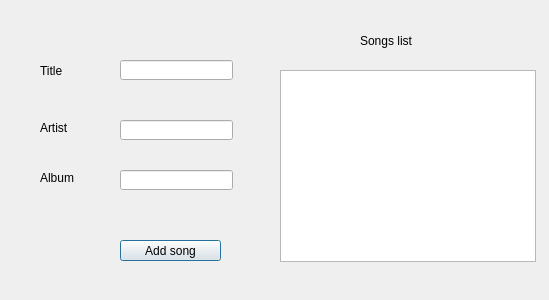
Qt form Music-Manager/songpage.ui (david-boules/Music-Playlist-Manager) before a commit.
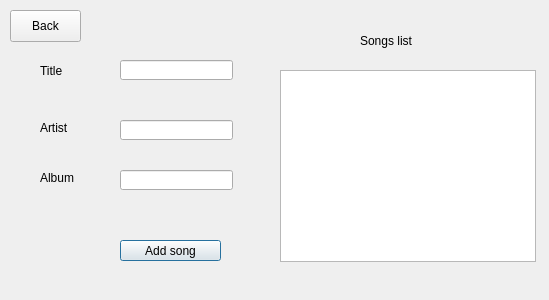
The same form after that commit.

Commit message: Added 'back' button for clean window management

The edit to the form file:
```diff
--- a/Music-Manager/songpage.ui
+++ b/Music-Manager/songpage.ui
@@ -118,6 +118,19 @@
     </rect>
    </property>
   </widget>
+  <widget class="QPushButton" name="pushButton_back">
+   <property name="geometry">
+    <rect>
+     <x>10</x>
+     <y>10</y>
+     <width>71</width>
+     <height>32</height>
+    </rect>
+   </property>
+   <property name="text">
+    <string>Back</string>
+   </property>
+  </widget>
  </widget>
  <resources/>
  <connections/>
```
The commit also changes 14 other files.
